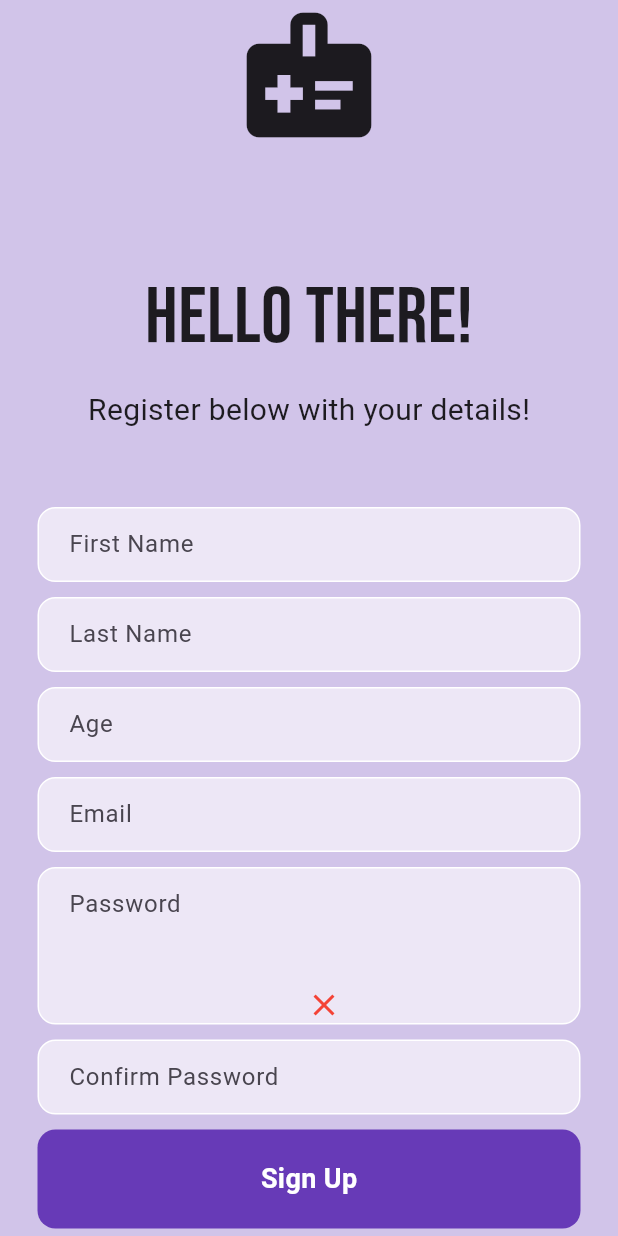
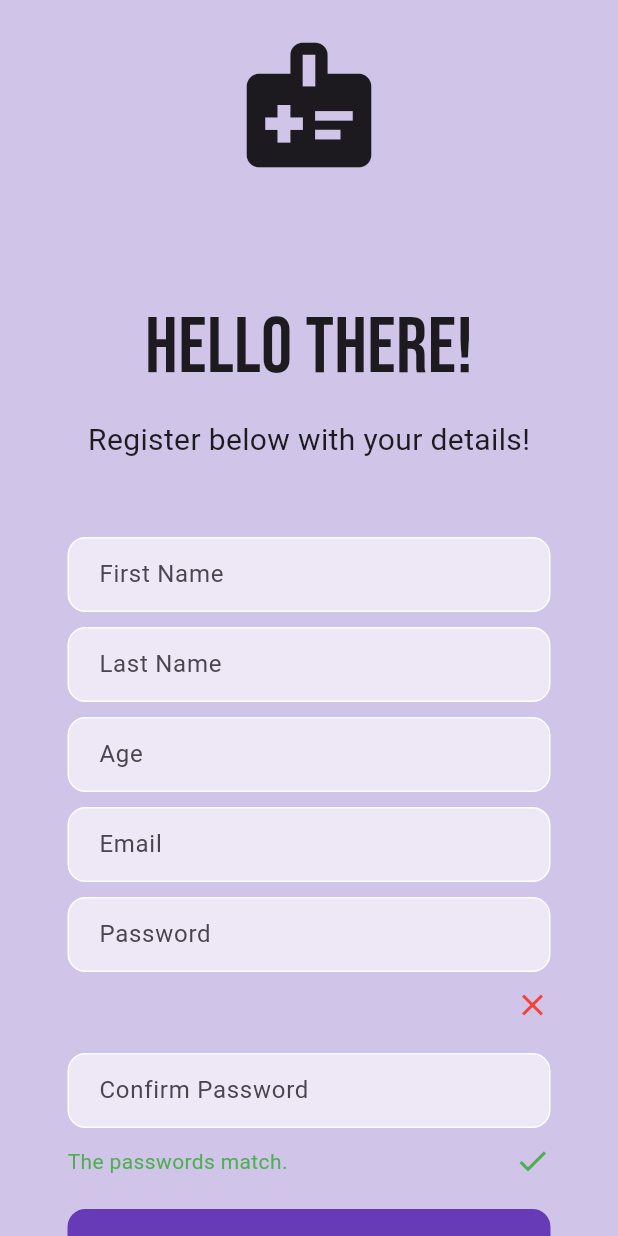
Before and after one commit to SmartHealthProject/waitingRoom_form, a Flutter app: the RegisterPage screen opened directly with empty values, on a phone screen of 412 x 824 dp. Run offline on Flutter 3.47's test engine with Material 3 defaults, Android fonts, the phone set to English and light mode, and no system bars; our stand-ins replace cloud_firestore, firebase_auth, firebase_core, google_fonts; accounts and stored records are empty.

Commit message:
password validation/match UI

```diff
--- a/lib/pages/register_page.dart
+++ b/lib/pages/register_page.dart
@@ -1,6 +1,7 @@
 // ignore_for_file: prefer_const_constructors
 import 'package:cloud_firestore/cloud_firestore.dart';
 import 'package:firebase_auth/firebase_auth.dart';
+import 'package:flutter/cupertino.dart';
 import 'package:flutter/material.dart';
 import 'package:google_fonts/google_fonts.dart';
 
@@ -99,6 +100,8 @@ class _RegisterPageState extends State<RegisterPage> {
       body: SafeArea(
         child: Center(
           child: SingleChildScrollView(
+            child: Padding(
+              padding: const EdgeInsets.all(20.0),
               child: Column(
                   mainAxisAlignment: MainAxisAlignment.center,
                   children: [
@@ -239,14 +242,29 @@ class _RegisterPageState extends State<RegisterPage> {
                                 border: InputBorder.none,
                                 hintText: 'Password',
                               ),
-                            onChanged: validatePassword, //validates the password
+                              onChanged: (value) => validatePassword(value), //validates the password
                             ),
-                          SizedBox(height: 10), // Space between the text field and the validation message
+                            ],
+                          ),
+                        ),
+                      ),
+                    ),
+
+                    SizedBox(height: 10),
+
+                    //password requirements
+                    Padding(
+                      padding: const EdgeInsets.symmetric(horizontal: 25.0),
+                      child: Row(
+                        mainAxisAlignment: MainAxisAlignment.start,
+                        children: [
                           // Validation Message
-                          Text(
+                          Expanded(
+                            child: Text(
                               passwordValidationMessage,
                               style: TextStyle(
                                 color: isPasswordValid ? Colors.green : Colors.red, // Change color based on validation
+                              ),
                             ),
                           ),
                           // Validation Icon
@@ -257,10 +275,8 @@ class _RegisterPageState extends State<RegisterPage> {
                         ],
                       ),
                     ),
-                    ),
-                  ),
 
-                  SizedBox(height: 10),
+                    SizedBox(height: 20),
 
                     //confirm password textfield
                     Padding(
@@ -280,12 +296,40 @@ class _RegisterPageState extends State<RegisterPage> {
                               border: InputBorder.none,
                               hintText: 'Confirm Password',
                             ),
+                            onChanged: (value) => validatePassword(value),
                           ),
                         ),
                       ),
                     ),
 
                     SizedBox(height: 10),
+
+                    //password match message
+                    Padding(
+                      padding: const EdgeInsets.symmetric(horizontal: 25.0),
+                      child: Row(
+                        mainAxisAlignment: MainAxisAlignment.start,
+                        children: [
+                          // Validation Message
+                          Expanded(
+                            child: Text(
+                              //passwordValidationMessage,
+                              passwordConfirmed()? 'The passwords match.' : 'The passwords must match.',
+                              style: TextStyle(
+                                color: passwordConfirmed()? Colors.green : Colors.red, // Change color based on validation
+                              ),
+                            ),
+                          ),
+                          // Validation Icon
+                          Icon(
+                            passwordConfirmed()? Icons.check : Icons.close, // Show check or cross icon
+                            color: passwordConfirmed()? Colors.green : Colors.red,
+                          ),
+                        ],
+                      ),
+                    ),
+
+                    SizedBox(height: 20),
 
                     //signin button
                     Padding(
@@ -341,6 +385,7 @@ class _RegisterPageState extends State<RegisterPage> {
             ),
           ),
         ),
+      ),
     );
   }
 }
```
Lines whose indentation alone changed are shown as unchanged.
